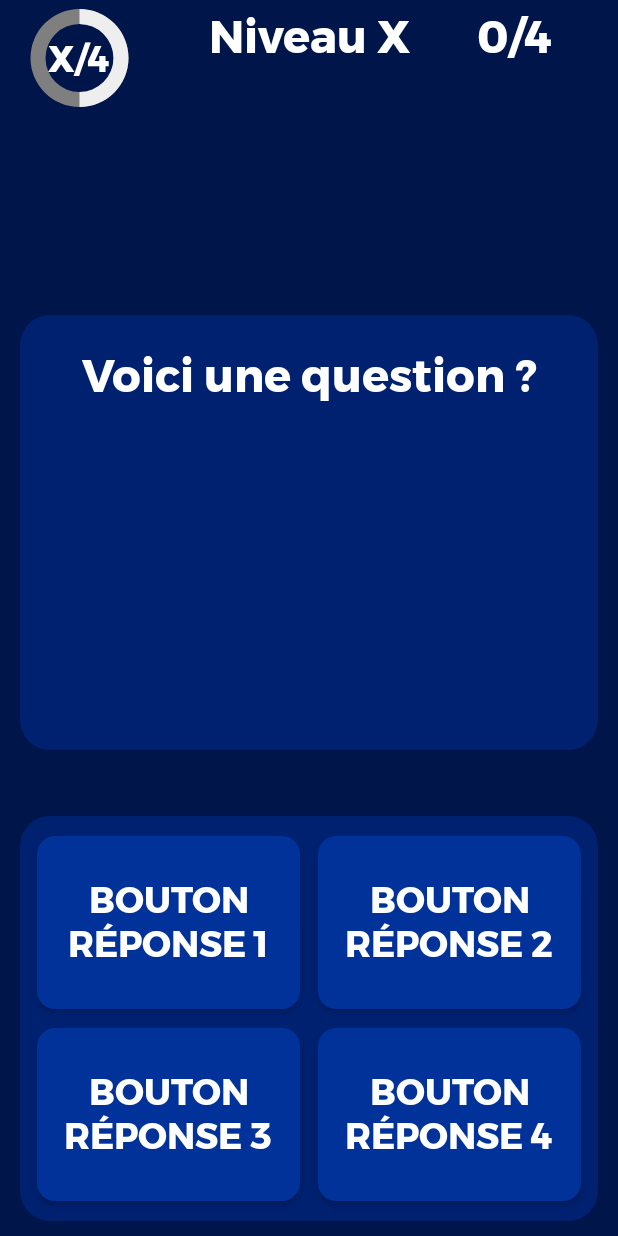
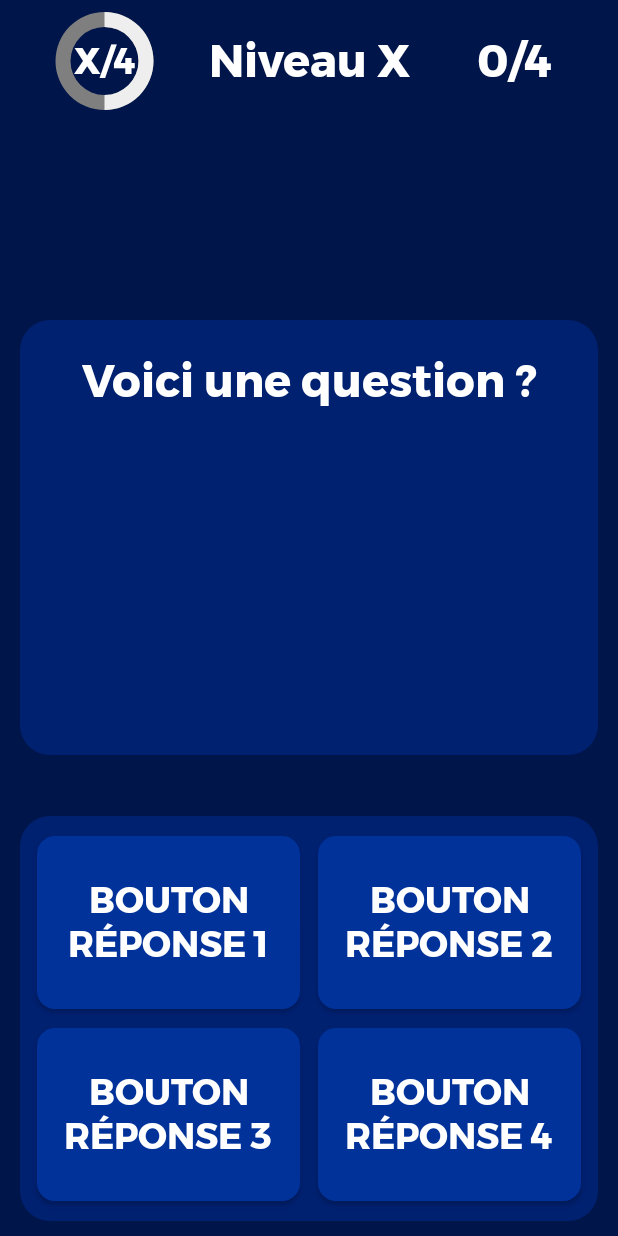
Before and after one commit to FlorianLatapie/UNS-IUT-Info-S4_Piano-Master, an Android app: the Question4RepActivity screen opened directly, with no data from a screen before it, on a phone screen of 412 x 824 dp. Run offline under Robolectric (Android 15) with nearby library versions, the phone set to English and light mode, and no system bars; Roboto replaces fonts that are not available here; 10 statements that could not run were skipped.

Commit message:
correction de layouts

```diff
--- a/app/src/main/res/drawable/background_circle.xml
+++ b/app/src/main/res/drawable/background_circle.xml
@@ -5,5 +5,5 @@
     android:innerRadiusRatio="4.5"
     android:thickness="10dp"
     android:useLevel="false">
-    <solid android:color="#7F7F7F" />
+    <solid android:color="@color/background_progress_bar" />
 </shape>
--- a/app/src/main/res/drawable/circle.xml
+++ b/app/src/main/res/drawable/circle.xml
@@ -9,8 +9,8 @@
         android:useLevel="true">
         <gradient
             android:angle="0"
-            android:startColor="#EEEEEE"
-            android:endColor="#EEEEEE"
+            android:startColor="@color/white_piano"
+            android:endColor="@color/white_piano"
             android:type="sweep"
             android:useLevel="false" />
     </shape>
--- a/app/src/main/res/drawable/progress_bar.xml
+++ b/app/src/main/res/drawable/progress_bar.xml
@@ -6,7 +6,7 @@
         <shape android:shape="rectangle">
             <corners android:radius="8dp"/>
             <size android:height="20dp"/>
-            <solid android:color="@color/black"/>
+            <solid android:color="@color/background_progress_bar"/>
         </shape>
     </item>
     <item
--- a/app/src/main/res/layout/activity_niveau_4reponses.xml
+++ b/app/src/main/res/layout/activity_niveau_4reponses.xml
@@ -22,6 +22,7 @@
         android:id="@+id/tv_titre_niveau_q4rep"
         android:layout_width="wrap_content"
         android:layout_height="wrap_content"
+        android:layout_marginTop="16dp"
         android:fontFamily="@font/montserrat_bold"
         android:text="Niveau X"
         android:textAlignment="center"
@@ -37,29 +38,30 @@
         style="?android:progressBarStyleHorizontal"
         android:layout_width="102dp"
         android:layout_height="69dp"
-        android:layout_marginTop="4dp"
+
         android:background="@drawable/background_circle"
         android:progress="50"
         android:progressDrawable="@drawable/circle"
+        app:layout_constraintBottom_toBottomOf="@+id/tv_titre_niveau_q4rep"
         app:layout_constraintEnd_toStartOf="@+id/tv_titre_niveau_q4rep"
-        app:layout_constraintHorizontal_bias="0.051"
         app:layout_constraintStart_toStartOf="parent"
-        app:layout_constraintTop_toTopOf="parent" />
+        app:layout_constraintTop_toTopOf="@+id/tv_titre_niveau_q4rep" />
 
     <TextView
         android:id="@+id/tv_num_question_q4rep"
-        android:layout_width="53dp"
-        android:layout_height="46dp"
-        android:layout_marginTop="20dp"
+        android:layout_width="wrap_content"
+        android:layout_height="wrap_content"
+
         android:fontFamily="@font/montserrat_bold"
         android:text="X/4"
         android:textAlignment="center"
-        android:textColor="#FFFFFF"
+        android:textColor="@color/white"
         android:textSize="24sp"
-        app:layout_constraintEnd_toStartOf="@+id/tv_titre_niveau_q4rep"
-        app:layout_constraintHorizontal_bias="0.285"
+        android:textStyle="bold"
+        app:layout_constraintBottom_toBottomOf="@+id/progressQuestion"
+        app:layout_constraintEnd_toEndOf="@+id/progressQuestion"
         app:layout_constraintStart_toStartOf="@+id/progressQuestion"
-        app:layout_constraintTop_toTopOf="parent" />
+        app:layout_constraintTop_toTopOf="@+id/progressQuestion" />
 
     <TextView
         android:id="@+id/tv_score_q4rep"
--- a/app/src/main/res/values/colors.xml
+++ b/app/src/main/res/values/colors.xml
@@ -14,4 +14,5 @@
     <color name="green">#00FF00</color>
     <color name="red">#FF0000</color>
     <color name="white_piano">#EEEEEE</color>
+    <color name="background_progress_bar">#7F7F7F</color>
 </resources>
```
Also changed, not shown: app/src/main/res/layout/activity_envoyer_sms.xml (+7 -8 lines), app/src/main/res/layout/activity_niveau_piano.xml (+37 -37 lines), app/src/main/res/layout/fragment_sms.xml (+10 -5 lines).
